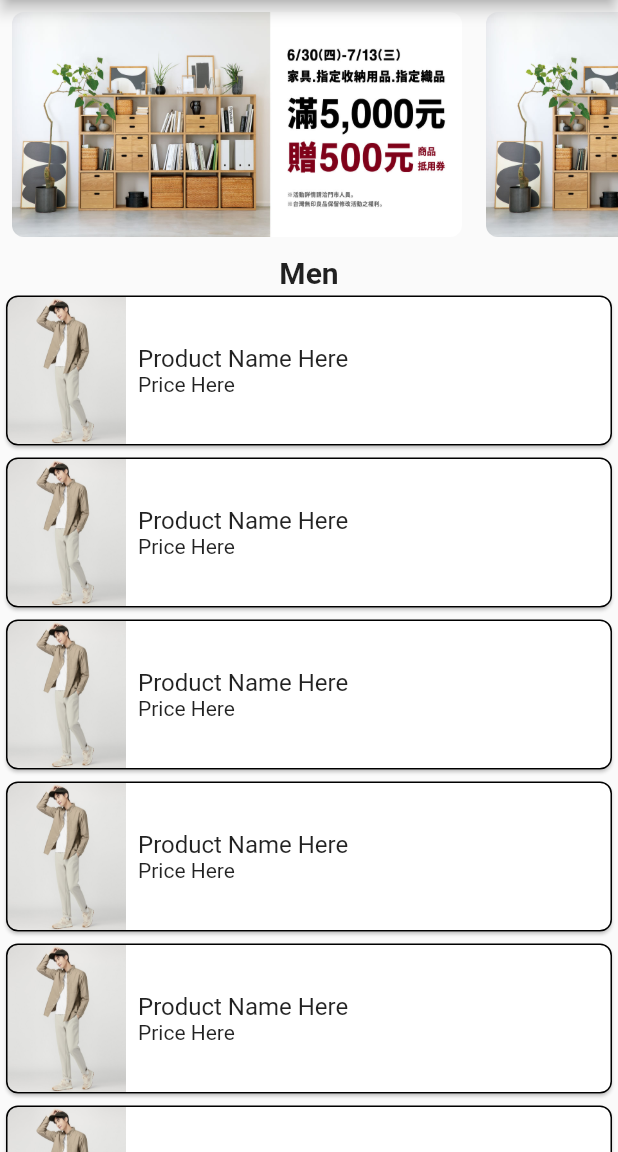
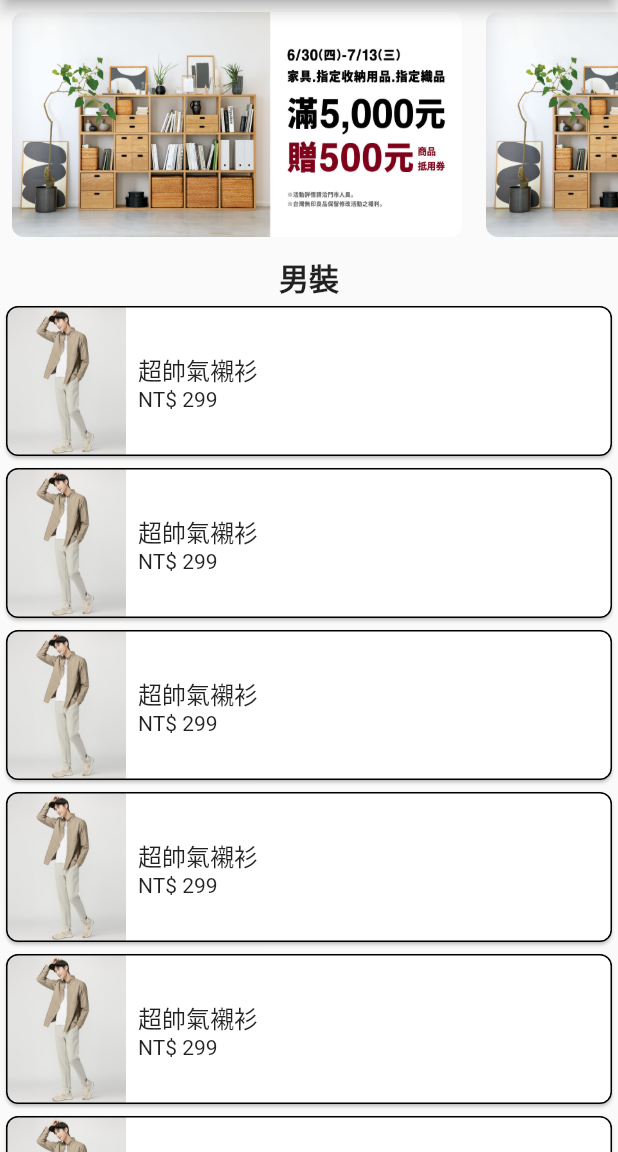
Before and after one commit to MicGun/Flutter-Stylish, a Flutter app: the screen it shows after launch, on a phone screen of 412 x 824 dp, the part 84-1236 px from its top. Run offline on Flutter 3.47's test engine with Material 2 defaults, Android fonts, the phone set to English and light mode, and no system bars.

Commit message:
extract product list weiget

```diff
--- a/stylish/lib/main.dart
+++ b/stylish/lib/main.dart
@@ -1,5 +1,5 @@
-
 import 'package:flutter/material.dart';
+import 'package:stylish/product.dart';
 
 void main() {
   runApp(const MyApp());
@@ -42,7 +42,12 @@ class _ProductsPage extends State<ProductsPage> {
   Widget build(BuildContext context) {
     return LayoutBuilder(builder: (context, constraints) {
       var webLayout = Scaffold(
-        appBar: AppBar(title: Image.asset('images/stylish_logo02.png', height: 24, fit: BoxFit.fitHeight,)),
+        appBar: AppBar(
+            title: Image.asset(
+          'images/stylish_logo02.png',
+          height: 24,
+          fit: BoxFit.fitHeight,
+        )),
         body: Center(
             child: Column(
           mainAxisAlignment: MainAxisAlignment.center,
@@ -57,55 +62,30 @@ class _ProductsPage extends State<ProductsPage> {
             Expanded(
               child: Row(
                 children: [
-                  Expanded(
-                      child: Column(
-                    children: [
-                      const Text(
-                          style: TextStyle(
-                              fontSize: 20, fontWeight: FontWeight.bold),
-                          'Men'),
-                      Expanded(
-                        child: ListView(
-                          children: [
-                            for (var i = 0; i < 10; i++) ProductWidget(src: 'images/men_clothes.jpg',)
-                          ],
-                        ),
-                      )
-                    ],
-                  )),
-                  Expanded(
-                      child: Column(
-                    children: [
-                      const Text(
-                        style: TextStyle(
-                            fontSize: 20, fontWeight: FontWeight.bold),
-                        'Women',
-                      ),
-                      Expanded(
-                        child: ListView(
-                          children: [
-                            for (var i = 0; i < 10; i++) ProductWidget(src: 'images/women_clothes.jpg',)
-                          ],
-                        ),
-                      ),
-                    ],
-                  )),
-                  Expanded(
-                      child: Column(
-                    children: [
-                      const Text(
-                          style: TextStyle(
-                              fontSize: 20, fontWeight: FontWeight.bold),
-                          'Others'),
-                      Expanded(
-                        child: ListView(
-                          children: [
-                            for (var i = 0; i < 10; i++) ProductWidget(src: 'images/accessories.jpg',)
-                          ],
-                        ),
-                      ),
-                    ],
-                  )),
+                  ProductListWeiget(products: [
+                    Product(productName: '超帥氣襯衫', imageSrc: 'images/men_clothes.jpg', price: '299'),
+                    Product(productName: '超帥氣襯衫', imageSrc: 'images/men_clothes.jpg', price: '299'),
+                    Product(productName: '超帥氣襯衫', imageSrc: 'images/men_clothes.jpg', price: '299'),
+                    Product(productName: '超帥氣襯衫', imageSrc: 'images/men_clothes.jpg', price: '299'),
+                    Product(productName: '超帥氣襯衫', imageSrc: 'images/men_clothes.jpg', price: '299'),
+                    Product(productName: '超帥氣襯衫', imageSrc: 'images/men_clothes.jpg', price: '299'),
+                  ],),
+                  ProductListWeiget(products: [
+                    Product(productName: '超漂亮約會裝扮', imageSrc: 'images/women_clothes.jpg', price: '399'),
+                    Product(productName: '超漂亮約會裝扮', imageSrc: 'images/women_clothes.jpg', price: '399'),
+                    Product(productName: '超漂亮約會裝扮', imageSrc: 'images/women_clothes.jpg', price: '399'),
+                    Product(productName: '超漂亮約會裝扮', imageSrc: 'images/women_clothes.jpg', price: '399'),
+                    Product(productName: '超漂亮約會裝扮', imageSrc: 'images/women_clothes.jpg', price: '399'),
+                    Product(productName: '超漂亮約會裝扮', imageSrc: 'images/women_clothes.jpg', price: '399'),
+                  ],),
+                  ProductListWeiget(products: [
+                    Product(productName: '必備率性皮帶', imageSrc: 'images/accessories.jpg', price: '199'),
+                    Product(productName: '必備率性皮帶', imageSrc: 'images/accessories.jpg', price: '199'),
+                    Product(productName: '必備率性皮帶', imageSrc: 'images/accessories.jpg', price: '199'),
+                    Product(productName: '必備率性皮帶', imageSrc: 'images/accessories.jpg', price: '199'),
+                    Product(productName: '必備率性皮帶', imageSrc: 'images/accessories.jpg', price: '199'),
+                    Product(productName: '必備率性皮帶', imageSrc: 'images/accessories.jpg', price: '199'),
+                  ],),
                 ],
               ),
             ),
@@ -113,7 +93,12 @@ class _ProductsPage extends State<ProductsPage> {
         )),
       );
       var mobileLayout = Scaffold(
-        appBar: AppBar(title: Image.asset('images/stylish_logo02.png', height: 24, fit: BoxFit.fitHeight,)),
+        appBar: AppBar(
+            title: Image.asset(
+          'images/stylish_logo02.png',
+          height: 24,
+          fit: BoxFit.fitHeight,
+        )),
         body: Center(
             child: Column(
           mainAxisAlignment: MainAxisAlignment.center,
@@ -128,54 +113,15 @@ class _ProductsPage extends State<ProductsPage> {
             Expanded(
               child: Row(
                 children: [
-                  Expanded(
-                      child: Column(
-                    children: [
-                      const Text(
-                          style: TextStyle(
-                              fontSize: 20, fontWeight: FontWeight.bold),
-                          'Men'),
-                      Expanded(
-                        child: ListView(
-                          children: [
-                            for (var i = 0; i < 10; i++) ProductWidget(src: 'images/men_clothes.jpg',)
-                          ],
-                        ),
-                      )
-                    ],
-                  )),
-                  // Expanded(
-                  //     child: Column(
-                  //   children: [
-                  //     const Text(
-                  //       style: TextStyle(fontSize: 20, fontWeight: FontWeight.bold),
-                  //       'Male',
-                  //       ),
-                  //     Expanded(
-                  //       child: ListView(
-                  //         children: [
-                  //           for (var i = 0; i < 10; i++) ProductWidget()
-                  //         ],
-                  //       ),
-                  //     ),
-                  //   ],
-                  // )),
-                  // Expanded(
-                  //     child: Column(
-                  //   children: [
-                  //     const Text(
-                  //       style: TextStyle(fontSize: 20, fontWeight: FontWeight.bold),
-                  //       'Others'),
-                  //     Expanded(
-                  //       child: ListView(
-                  //         children: [
-                  //           for (var i = 0; i < 10; i++) ProductWidget()
-                  //         ],
-                  //       ),
-                  //     ),
-                  //   ],
-                  // )),
-                ],
+                  ProductListWeiget(products: [
+                    Product(productName: '超帥氣襯衫', imageSrc: 'images/men_clothes.jpg', price: '299'),
+                    Product(productName: '超帥氣襯衫', imageSrc: 'images/men_clothes.jpg', price: '299'),
+                    Product(productName: '超帥氣襯衫', imageSrc: 'images/men_clothes.jpg', price: '299'),
+                    Product(productName: '超帥氣襯衫', imageSrc: 'images/men_clothes.jpg', price: '299'),
+                    Product(productName: '超帥氣襯衫', imageSrc: 'images/men_clothes.jpg', price: '299'),
+                    Product(productName: '超帥氣襯衫', imageSrc: 'images/men_clothes.jpg', price: '299'),
+                  ],),
+                ]
               ),
             ),
           ],
@@ -183,6 +129,36 @@ class _ProductsPage extends State<ProductsPage> {
       );
       return (constraints.maxWidth > 700) ? webLayout : mobileLayout;
     });
+  }
+}
+
+class ProductListWeiget extends StatelessWidget {
+  ProductListWeiget({
+    super.key,
+    required this.products,
+  });
+
+  List<Product> products;
+
+  @override
+  Widget build(BuildContext context) {
+    return Expanded(
+        child: Column(
+      children: [
+        const Text(
+            style: TextStyle(fontSize: 20, fontWeight: FontWeight.bold), '男裝'),
+        Expanded(
+          child: ListView(
+            children: [
+              for (Product product in products)
+                ProductWidget(
+                  product: product,
+                )
+            ],
+          ),
+        )
+      ],
+    ));
   }
 }
 
@@ -319,9 +295,9 @@ class ImageCard extends StatelessWidget {
 }
 
 class ProductWidget extends StatelessWidget {
-  ProductWidget({super.key, required this.src});
+  ProductWidget({super.key, required this.product});
 
-  String src;
+  Product product;
 
   @override
   Widget build(BuildContext context) {
@@ -338,7 +314,7 @@ class ProductWidget extends StatelessWidget {
               bottomLeft: Radius.circular(8.0),
             ),
             child: Image(
-              image: AssetImage(src),
+              image: AssetImage(product.imageSrc),
               fit: BoxFit.fill,
               height: 100,
               width: 80,
@@ -352,10 +328,10 @@ class ProductWidget extends StatelessWidget {
             crossAxisAlignment: CrossAxisAlignment.start,
             children: [
               Text(
-                'Product Name Here',
+                product.productName,
                 style: Theme.of(context).textTheme.titleMedium,
               ),
-              const Text('Price Here'),
+              Text('${product.currency} ${product.price}'),
             ],
           ),
         ],
--- /dev/null
+++ b/stylish/lib/product.dart
@@ -0,0 +1,8 @@
+class Product {
+  String imageSrc;
+  String productName = "";
+  String currency = "NT\$";
+  String price = "0";
+
+  Product({required this.productName, required this.imageSrc, required this.price});
+}
```
